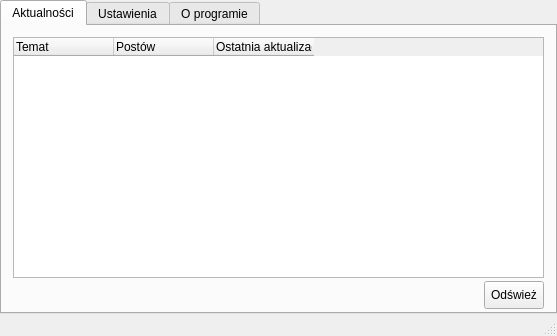
The window that ui/mainwindow.ui (poxip/qcodedesk) describes before a commit, drawn with Qt 5.
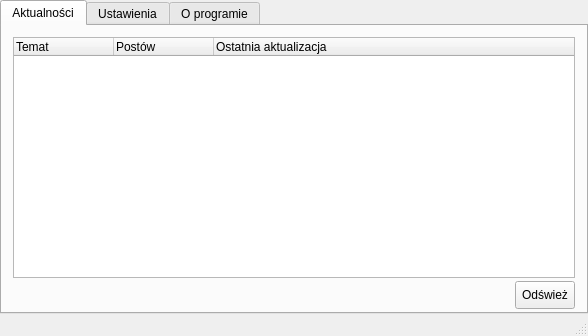
The same window after the commit. Icons and pictures are not drawn.

Commit message: Fix some QHeader::stretchLastSection problems

What changed in the file:
```diff
--- a/ui/mainwindow.ui
+++ b/ui/mainwindow.ui
@@ -6,7 +6,7 @@
    <rect>
     <x>0</x>
     <y>0</y>
-    <width>557</width>
+    <width>588</width>
     <height>336</height>
    </rect>
   </property>
@@ -76,7 +76,7 @@
           <item>
            <widget class="QTreeWidget" name="treeWidget">
             <property name="sizePolicy">
-             <sizepolicy hsizetype="Minimum" vsizetype="Preferred">
+             <sizepolicy hsizetype="Preferred" vsizetype="Preferred">
               <horstretch>0</horstretch>
               <verstretch>0</verstretch>
              </sizepolicy>
@@ -133,7 +133,7 @@
              <bool>false</bool>
             </attribute>
             <attribute name="headerStretchLastSection">
-             <bool>false</bool>
+             <bool>true</bool>
             </attribute>
             <column>
              <property name="text">
```
